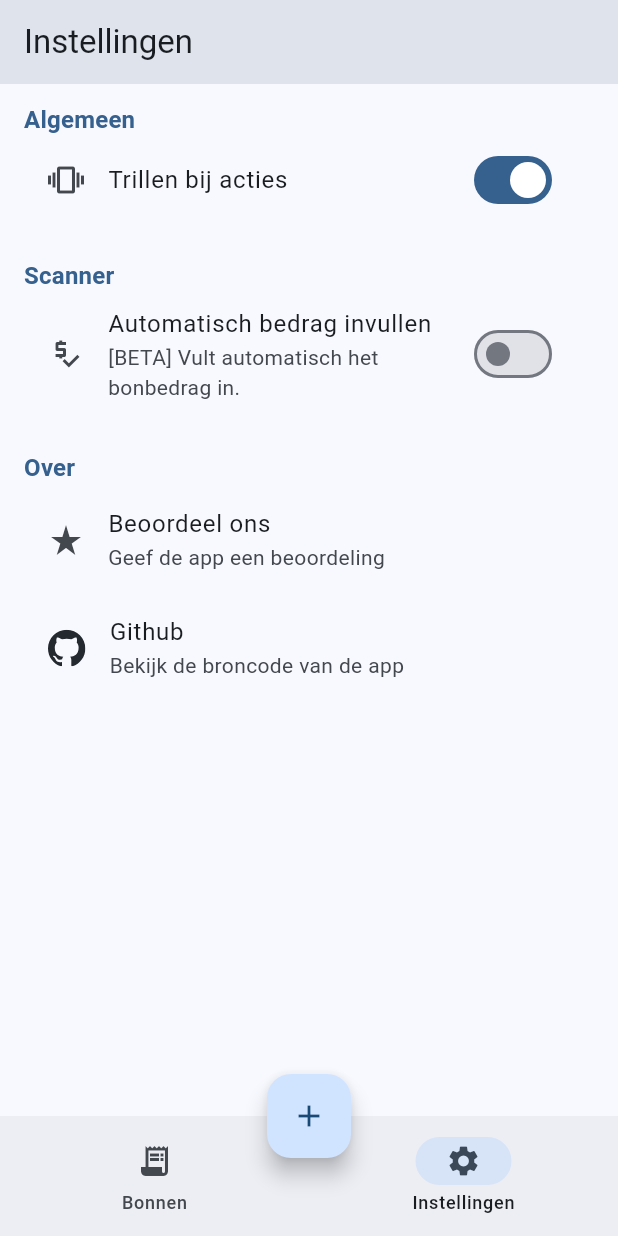
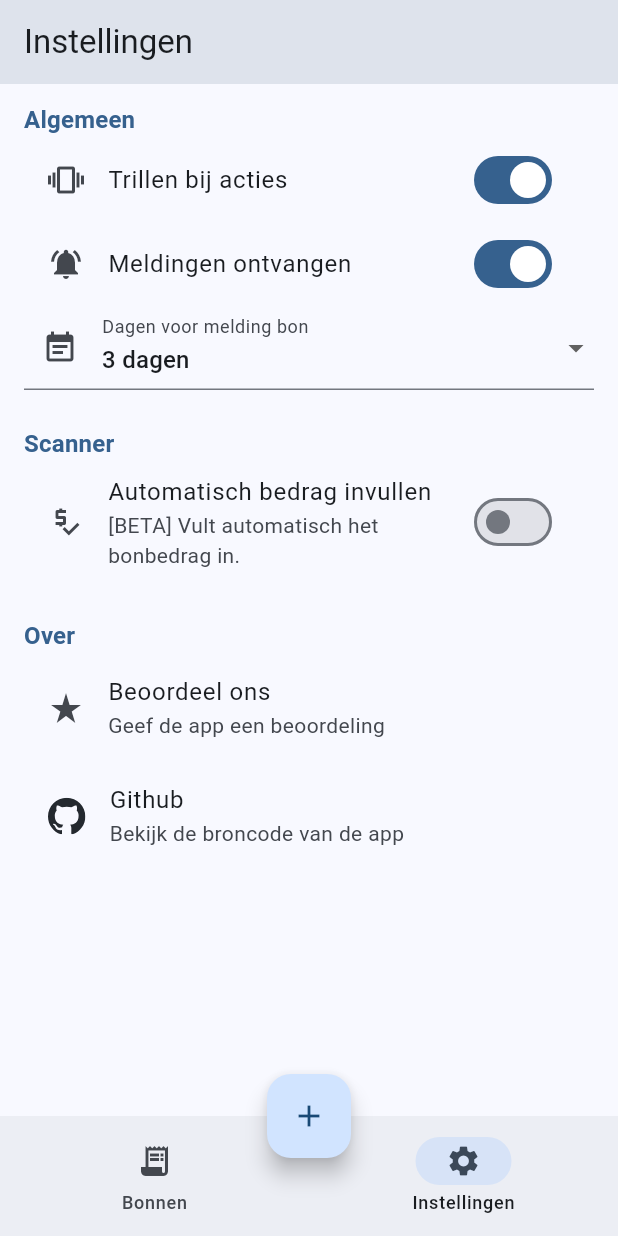
Before and after one commit to reneax/statiescan, a Flutter app: the SettingsScreen screen opened by its route, on a phone screen of 412 x 824 dp. Run offline on Flutter 3.47's test engine with Material 3 defaults, Android fonts, the phone set to English and light mode, and no system bars; our stand-ins replace barcode_widget, drift, drift_flutter, flutter_local_notifications, flutter_sticky_header, flutter_svg and 8 more; missing offline and left inert: dart:ffi, google_mlkit_text_recognition, mobile_scanner; accounts and stored records are empty; generated files the repository leaves out were written again.

Commit message:
added notification settings

```diff
--- a/lib/src/repositories/settings/app_settings.dart
+++ b/lib/src/repositories/settings/app_settings.dart
@@ -1,3 +1,5 @@
+import 'dart:ffi';
+
 import 'package:statiescan/src/repositories/settings/models/setting.dart';
 import 'package:statiescan/src/repositories/settings/models/setting_type.dart';
 
@@ -14,6 +16,18 @@ class AppSettings {
     defaultValue: true,
   );
 
+  static const Setting<bool> notificationsEnabled = Setting<bool>(
+    key: 'notificationsEnabled',
+    type: SettingType.bool,
+    defaultValue: true,
+  );
+
+  static final notificationDaysBeforeExpiry = Setting<int>(
+    key: 'notification_days_before_expiry',
+    type: SettingType.int,
+    defaultValue: 3,
+  );
+
   static const Setting<bool> automaticAmountDetection = Setting<bool>(
     key: 'automaticAmountDetection',
     type: SettingType.bool,
--- a/lib/src/screens/settings/widgets/sections/general_section.dart
+++ b/lib/src/screens/settings/widgets/sections/general_section.dart
@@ -21,6 +21,21 @@ class _GeneralSectionState extends State<GeneralSection> {
     }
   }
 
+  void _toggleNotifications(bool enabled) {
+    setState(() {
+      AppSettings.notificationsEnabled.set(enabled);
+    });
+  }
+
+  int _notificationDays = AppSettings.notificationDaysBeforeExpiry.get();
+
+  void _updateNotificationDays(int days) {
+    setState(() {
+      _notificationDays = days;
+      AppSettings.notificationDaysBeforeExpiry.set(days);
+    });
+  }
+
   @override
   Widget build(BuildContext context) {
     return SettingsSection(
@@ -32,6 +47,31 @@ class _GeneralSectionState extends State<GeneralSection> {
           value: AppSettings.vibrationEnabled.get(),
           onChanged: _toggleVibration,
         ),
+        SwitchListTile(
+          title: const Text("Meldingen ontvangen"),
+          secondary: const Icon(Icons.notifications_active),
+          value: AppSettings.notificationsEnabled.get(),
+          onChanged: _toggleNotifications,
+        ),
+        DropdownButtonFormField<int>(
+          value: _notificationDays,
+          decoration: const InputDecoration(
+            labelText: 'Dagen voor melding bon',
+            prefixIcon: Icon(Icons.event_note),
+          ),
+          items:
+              List.generate(10, (index) => index + 1)
+                  .map(
+                    (day) => DropdownMenuItem(
+                      value: day,
+                      child: Text('$day ${day == 1 ? "dag" : "dagen"}'),
+                    ),
+                  )
+                  .toList(),
+          onChanged: (value) {
+            if (value != null) _updateNotificationDays(value);
+          },
+        ),
       ],
     );
   }
```
Also changed, not shown: lib/src/utils/notification_service.dart (+10 -3 lines).
